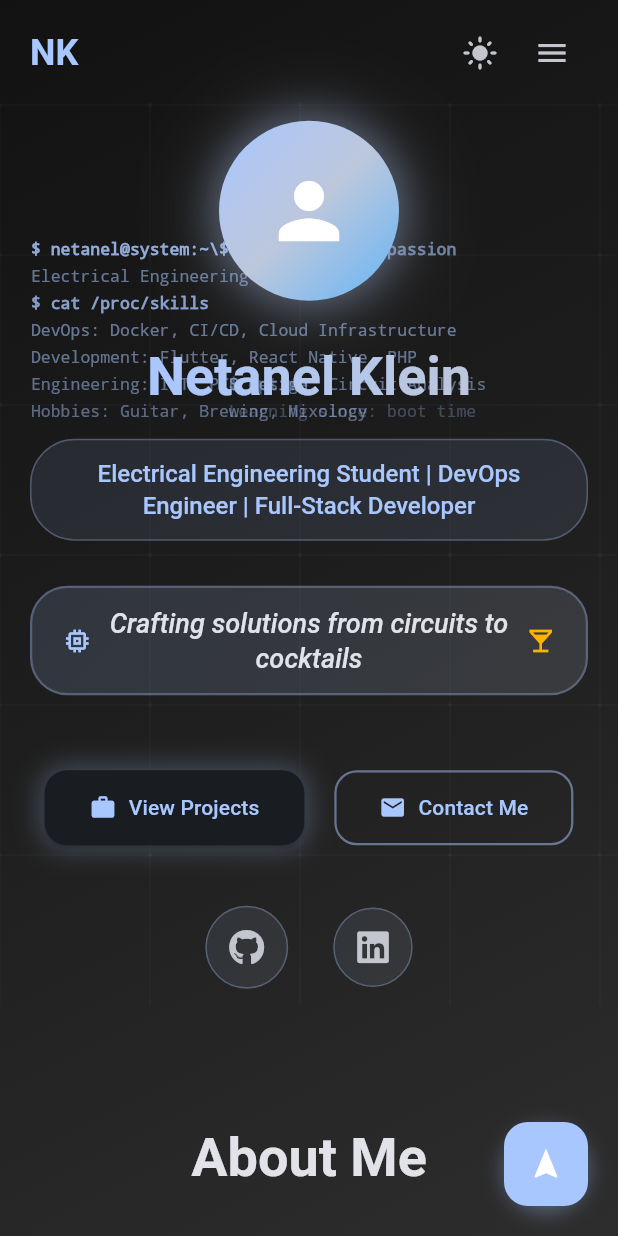
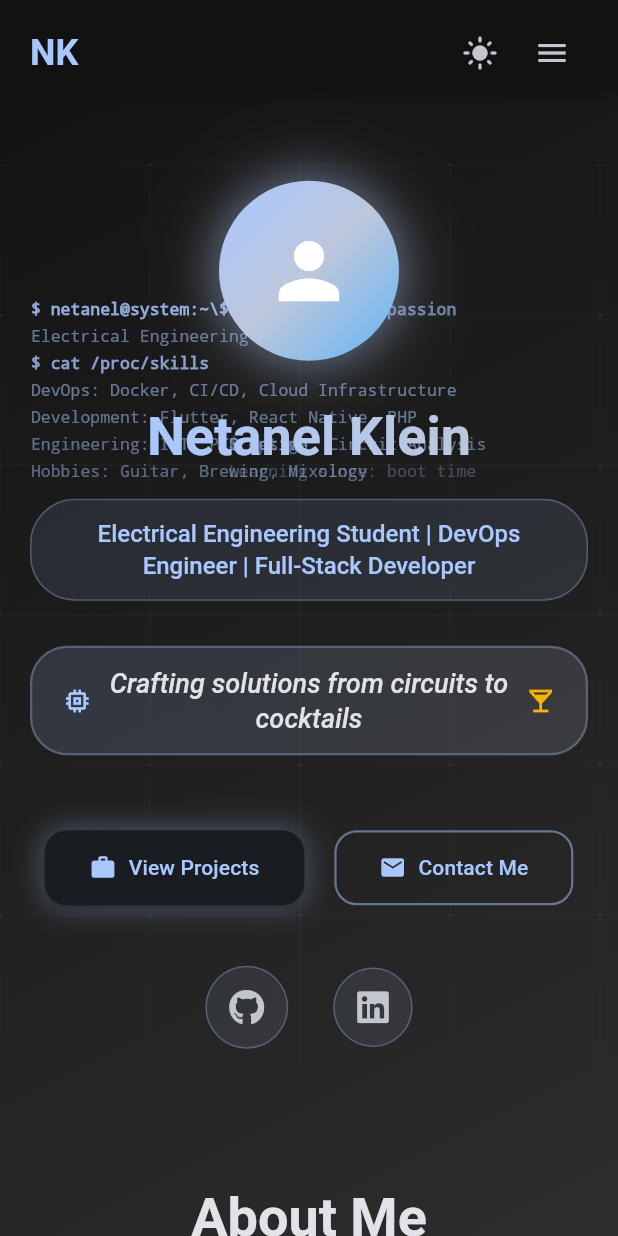
Before and after one commit to netanelklein/netanel-homepage, a Flutter app: the screen it shows after launch, on a phone screen of 412 x 824 dp. Run offline on Flutter 3.47's test engine with Material 3 defaults, Android fonts, the phone set to English and light mode, and no system bars; our stand-ins replace animate_do, flutter_screenutil, font_awesome_flutter, responsive_builder.

Commit message:
Refactor navigation system: replace floating button with a fixed navbar featuring dynamic transparency and blur effects

```diff
--- a/lib/presentation/pages/home_page.dart
+++ b/lib/presentation/pages/home_page.dart
@@ -1,8 +1,8 @@
 import 'package:flutter/material.dart';
 import 'package:responsive_builder/responsive_builder.dart';
+import 'dart:ui' as ui;
 import '../../core/providers/theme_provider.dart';
 import '../widgets/navigation/app_navigation.dart';
-import '../widgets/navigation/floating_nav_button.dart';
 import '../widgets/sections/hero_section.dart';
 import '../widgets/sections/about_section.dart';
 import '../widgets/sections/projects_section.dart';
@@ -31,6 +31,62 @@ class _HomePageState extends State<HomePage> {
   final GlobalKey _skillsKey = GlobalKey();
   final GlobalKey _contactKey = GlobalKey();
   final GlobalKey _cvKey = GlobalKey();
+  double _scrollOffset = 0.0;
+
+  @override
+  void initState() {
+    super.initState();
+    _scrollController.addListener(_onScroll);
+  }
+
+  @override
+  void dispose() {
+    _scrollController.removeListener(_onScroll);
+    _scrollController.dispose();
+    super.dispose();
+  }
+
+  void _onScroll() {
+    setState(() {
+      _scrollOffset = _scrollController.offset;
+    });
+  }
+
+  double get _navbarOpacity {
+    // Calculate opacity based on scroll position
+    // More solid at top, gradual transition when scrolling
+    const maxOffset = 300.0; // Longer transition distance
+    const maxOpacity = 0.98; // Very solid at top
+    const minOpacity = 0.75; // Still visible when scrolling
+
+    if (_scrollOffset <= 0) return maxOpacity;
+    if (_scrollOffset >= maxOffset) return minOpacity;
+
+    final ratio = _scrollOffset / maxOffset;
+    // Use smoother easing for gradual transition
+    final easedRatio = ratio * ratio; // Ease-in curve
+    return maxOpacity - (easedRatio * (maxOpacity - minOpacity));
+  }
+
+  double get _navbarBlur {
+    // Calculate blur based on scroll position
+    // Start with no blur at top for clean appearance
+    // Very gradual blur increase to minimize visual boundary
+    const maxOffset = 300.0; // Much longer transition for gradual effect
+    const maxBlur = 4.0; // Very subtle maximum blur
+
+    if (_scrollOffset <= 50) return 0.0; // No blur for first 50px of scroll
+    if (_scrollOffset >= maxOffset) return maxBlur;
+
+    final adjustedOffset = _scrollOffset - 50; // Start blur after 50px
+    final adjustedMaxOffset = maxOffset - 50;
+
+    // Use easing curve for even smoother transition
+    final ratio = (adjustedOffset / adjustedMaxOffset);
+    final easedRatio = 1 - (1 - ratio) * (1 - ratio); // Ease-out curve
+
+    return easedRatio * maxBlur;
+  }
 
   void _scrollToSection(String section) {
     GlobalKey? targetKey;
@@ -97,13 +153,70 @@ class _HomePageState extends State<HomePage> {
               CustomScrollView(
                 controller: _scrollController,
                 slivers: [
-                  // Navigation
-                  SliverToBoxAdapter(
-                    child: AppNavigation(
-                      onSectionTap: _scrollToSection,
-                      themeProvider: widget.themeProvider,
-                      isDesktop: sizingInformation.isDesktop,
+                  // Navigation - Fixed at top
+                  SliverAppBar(
+                    pinned: true,
+                    floating: true,
+                    snap: false,
+                    elevation: 0,
+                    backgroundColor: Colors.transparent,
+                    flexibleSpace: ClipRect(
+                      child: BackdropFilter(
+                        filter: ui.ImageFilter.blur(
+                          sigmaX: _navbarBlur,
+                          sigmaY: _navbarBlur,
+                        ),
+                        child: Container(
+                          decoration: BoxDecoration(
+                            gradient: LinearGradient(
+                              begin: Alignment.topCenter,
+                              end: Alignment.bottomCenter,
+                              colors: [
+                                Theme.of(context)
+                                    .scaffoldBackgroundColor
+                                    .withValues(alpha: _navbarOpacity),
+                                Theme.of(context)
+                                    .scaffoldBackgroundColor
+                                    .withValues(alpha: _navbarOpacity),
+                                Theme.of(context)
+                                    .scaffoldBackgroundColor
+                                    .withValues(alpha: _navbarOpacity * 0.95),
+                                Theme.of(context)
+                                    .scaffoldBackgroundColor
+                                    .withValues(alpha: _navbarOpacity * 0.85),
+                                Theme.of(context)
+                                    .scaffoldBackgroundColor
+                                    .withValues(alpha: _navbarOpacity * 0.6),
+                                Theme.of(context)
+                                    .scaffoldBackgroundColor
+                                    .withValues(alpha: _navbarOpacity * 0.3),
+                                Theme.of(context)
+                                    .scaffoldBackgroundColor
+                                    .withValues(alpha: _navbarOpacity * 0.1),
+                                Colors.transparent,
+                              ],
+                              stops: const [
+                                0.0,
+                                0.6,
+                                0.7,
+                                0.8,
+                                0.87,
+                                0.93,
+                                0.97,
+                                1.0
+                              ],
+                            ),
+                          ),
+                          child: AppNavigation(
+                            onSectionTap: _scrollToSection,
+                            themeProvider: widget.themeProvider,
+                            isDesktop: sizingInformation.isDesktop,
+                          ),
+                        ),
+                      ),
                     ),
+                    expandedHeight: sizingInformation.isDesktop ? 120 : 110,
+                    collapsedHeight: sizingInformation.isDesktop ? 120 : 110,
                   ),
 
                   // Hero Section
@@ -155,11 +268,6 @@ class _HomePageState extends State<HomePage> {
                   ),
                 ],
               ),
-
-              // Floating Navigation Button
-              FloatingNavButton(
-                onSectionTap: _scrollToSection,
-              ),
             ],
           ),
         );
```
Also changed, not shown: 1 other file.
